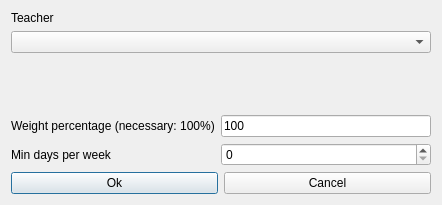
This is fet/src/interface/modifyconstraintteachermindaysperweekform_template.ui in vonmecheln/fet as Qt 5 draws it before an edit. The edited form follows.
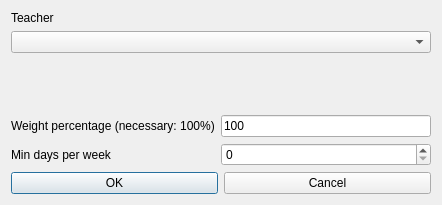
This is the edited form.

Patch:
```diff
--- a/fet/src/interface/modifyconstraintteachermindaysperweekform_template.ui
+++ b/fet/src/interface/modifyconstraintteachermindaysperweekform_template.ui
@@ -103,7 +103,7 @@
      <item>
       <widget class="QPushButton" name="okPushButton">
        <property name="text">
-        <string>Ok</string>
+        <string>OK</string>
        </property>
       </widget>
      </item>
```
